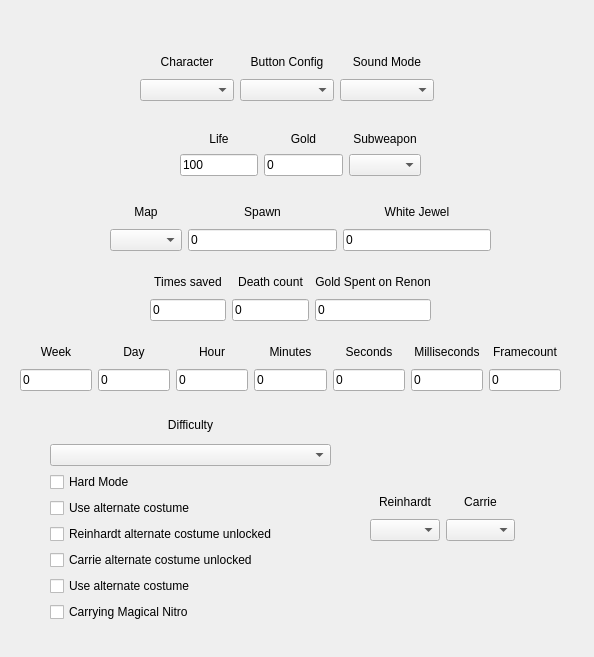
The window that mainwindow.ui (MoisesAPC/PPP) describes before a commit, drawn with Qt 5.
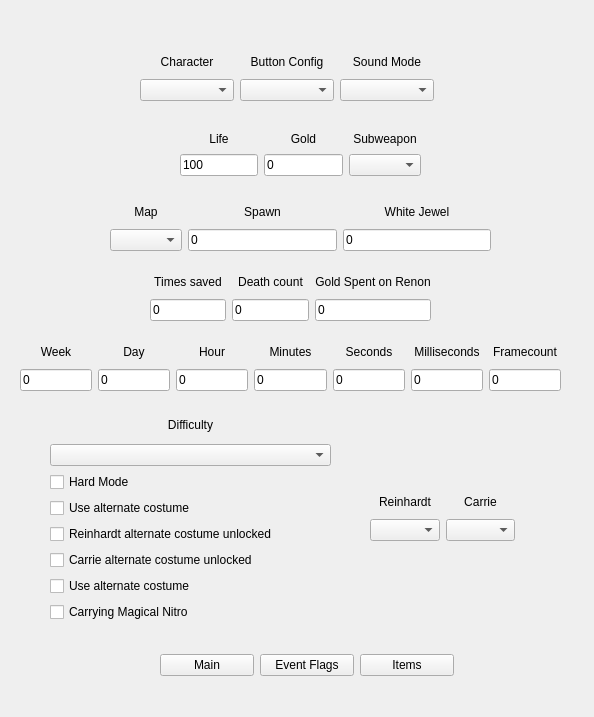
The same window after the commit. Icons and pictures are not drawn.

Commit message: Add bottom buttons

```diff
--- a/mainwindow.ui
+++ b/mainwindow.ui
@@ -7,7 +7,7 @@
     <x>0</x>
     <y>0</y>
     <width>594</width>
-    <height>657</height>
+    <height>717</height>
    </rect>
   </property>
   <property name="windowTitle">
@@ -581,6 +581,39 @@
      </item>
     </layout>
    </widget>
+   <widget class="QWidget" name="gridLayoutWidget_8">
+    <property name="geometry">
+     <rect>
+      <x>160</x>
+      <y>640</y>
+      <width>294</width>
+      <height>51</height>
+     </rect>
+    </property>
+    <layout class="QGridLayout" name="glBottomButtons">
+     <item row="0" column="0">
+      <widget class="QPushButton" name="buttonMain">
+       <property name="text">
+        <string>Main</string>
+       </property>
+      </widget>
+     </item>
+     <item row="0" column="1">
+      <widget class="QPushButton" name="buttonMain_2">
+       <property name="text">
+        <string>Event Flags</string>
+       </property>
+      </widget>
+     </item>
+     <item row="0" column="2">
+      <widget class="QPushButton" name="buttonMain_3">
+       <property name="text">
+        <string>Items</string>
+       </property>
+      </widget>
+     </item>
+    </layout>
+   </widget>
   </widget>
  </widget>
  <resources/>
```
